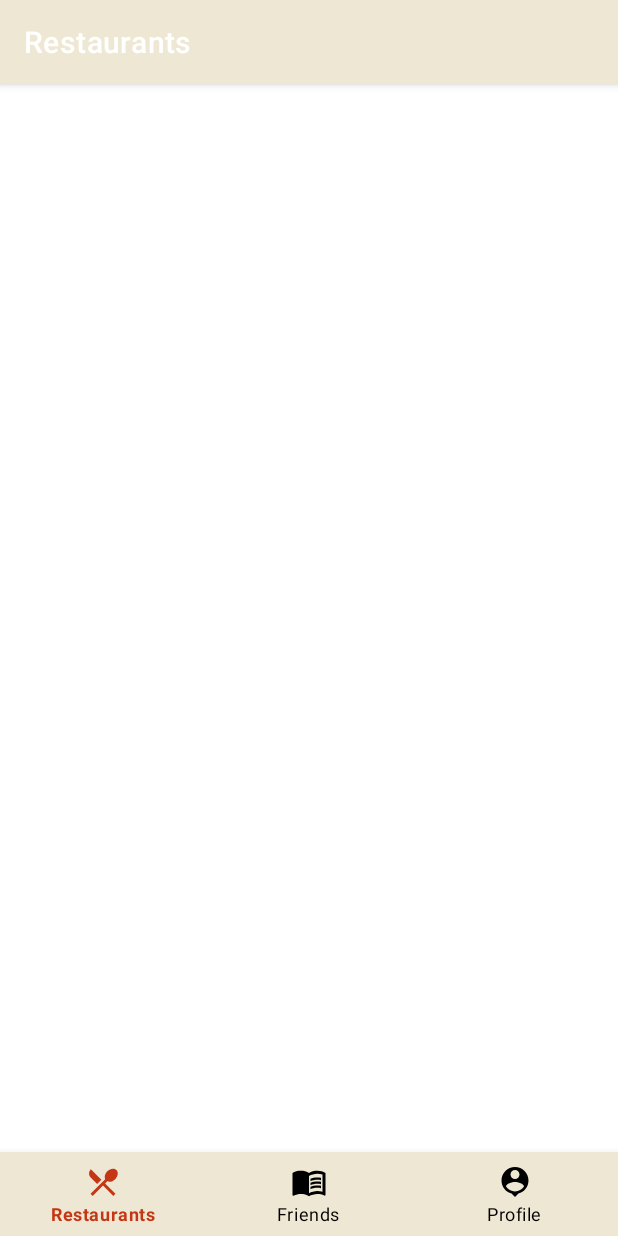
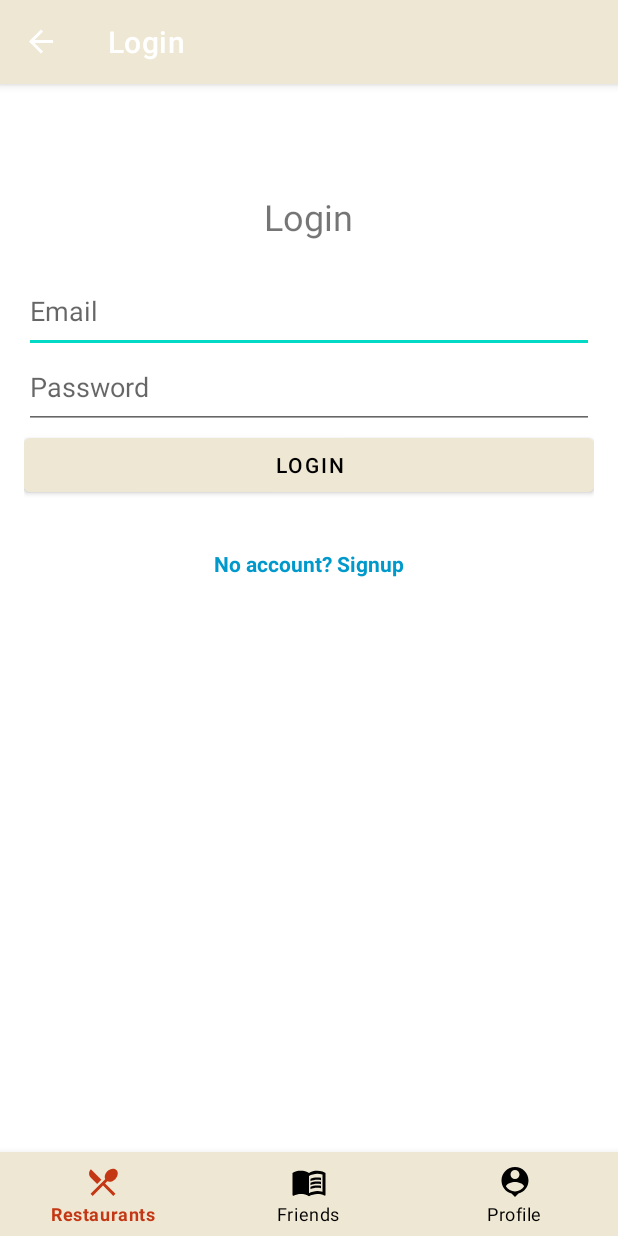
Before and after one commit to sarenayang/FoodLens, an Android app: the screen it shows after launch (MainActivity), on a phone screen of 412 x 824 dp. Run offline under Robolectric (Android 15) with nearby library versions, the phone set to English and light mode, and no system bars; our stand-ins replace navigation-ui.

Commit message:
added login and signup pages

```diff
--- a/app/src/main/java/hk/hku/cs/foodlens/MainActivity.kt
+++ b/app/src/main/java/hk/hku/cs/foodlens/MainActivity.kt
@@ -26,7 +26,7 @@ class MainActivity : AppCompatActivity() {
         // menu should be considered as top level destinations.
         val appBarConfiguration = AppBarConfiguration(
             setOf(
-                R.id.navigation_restaurants, R.id.navigation_friends, R.id.navigation_profile
+                R.id.navigation_restaurants, R.id.signon, R.id.navigation_profile
             )
         )
         setupActionBarWithNavController(navController, appBarConfiguration)
--- /dev/null
+++ b/app/src/main/java/hk/hku/cs/foodlens/ui/login/LoginFragment.kt
@@ -0,0 +1,40 @@
+package hk.hku.cs.foodlens.ui.login
+
+import android.os.Bundle
+import android.view.LayoutInflater
+import android.view.View
+import android.view.ViewGroup
+import androidx.fragment.app.Fragment
+import androidx.lifecycle.ViewModelProvider
+import androidx.navigation.fragment.findNavController
+import hk.hku.cs.foodlens.R
+import hk.hku.cs.foodlens.databinding.FragmentLoginBinding
+
+class LoginFragment : Fragment() {
+
+    private var _binding: FragmentLoginBinding? = null
+    private val binding get() = _binding!!
+    private lateinit var viewModel: LoginViewModel
+
+    override fun onCreateView(
+        inflater: LayoutInflater,
+        container: ViewGroup?,
+        savedInstanceState: Bundle?
+    ): View {
+        _binding = FragmentLoginBinding.inflate(inflater, container, false)
+        viewModel = ViewModelProvider(this).get(LoginViewModel::class.java)
+        val root: View = binding.root
+
+        // Set up "No account? Signup" navigation
+        binding.noAccountText.setOnClickListener {
+            findNavController().navigate(R.id.action_loginFragment_to_signupFragment)
+        }
+
+        return root
+    }
+
+    override fun onDestroyView() {
+        super.onDestroyView()
+        _binding = null
+    }
+}
--- /dev/null
+++ b/app/src/main/java/hk/hku/cs/foodlens/ui/login/LoginViewModel.kt
@@ -0,0 +1,8 @@
+package hk.hku.cs.foodlens.ui.login
+
+import androidx.lifecycle.ViewModel
+
+class LoginViewModel : ViewModel() {
+    // Placeholder logic or variables
+    // Example: val loginStatus = MutableLiveData<String>()
+}
--- /dev/null
+++ b/app/src/main/res/layout/fragment_login.xml
@@ -0,0 +1,53 @@
+<?xml version="1.0" encoding="utf-8"?>
+<LinearLayout
+    xmlns:android="http://schemas.android.com/apk/res/android"
+    android:layout_width="match_parent"
+    android:layout_height="match_parent"
+    android:orientation="vertical"
+    android:padding="16dp">
+
+    <TextView
+        android:id="@+id/login_title"
+        android:layout_width="wrap_content"
+        android:layout_height="wrap_content"
+        android:text="Login"
+        android:textSize="24sp"
+        android:layout_gravity="center"
+        android:paddingBottom="24dp" />
+
+    <EditText
+        android:id="@+id/email_input"
+        android:layout_width="match_parent"
+        android:layout_height="wrap_content"
+        android:hint="Email"
+        android:inputType="textEmailAddress"
+        android:paddingBottom="16dp" />
+
+    <EditText
+        android:id="@+id/password_input"
+        android:layout_width="match_parent"
+        android:layout_height="wrap_content"
+        android:hint="Password"
+        android:inputType="textPassword"
+        android:paddingBottom="16dp" />
+
+    <Button
+        android:id="@+id/login_button"
+        android:layout_width="match_parent"
+        android:layout_height="wrap_content"
+        android:text="Login"
+        android:layout_marginBottom="16dp" />
+
+    <!-- Signup link -->
+    <TextView
+        android:id="@+id/no_account_text"
+        android:layout_width="wrap_content"
+        android:layout_height="wrap_content"
+        android:layout_gravity="center"
+        android:text="No account? Signup"
+        android:textColor="@android:color/holo_blue_dark"
+        android:textStyle="bold"
+        android:clickable="true"
+        android:focusable="true"
+        android:paddingTop="16dp" />
+</LinearLayout>
--- a/app/src/main/res/menu/bottom_nav_menu.xml
+++ b/app/src/main/res/menu/bottom_nav_menu.xml
@@ -7,7 +7,7 @@
         android:title="@string/title_restaurants" />
 
     <item
-        android:id="@+id/navigation_friends"
+        android:id="@+id/signon"
         android:icon="@drawable/baseline_menu_book_24"
         android:title="@string/title_friends" />
 
--- a/app/src/main/res/navigation/mobile_navigation.xml
+++ b/app/src/main/res/navigation/mobile_navigation.xml
@@ -3,7 +3,7 @@
     xmlns:app="http://schemas.android.com/apk/res-auto"
     xmlns:tools="http://schemas.android.com/tools"
     android:id="@+id/mobile_navigation"
-    app:startDestination="@+id/navigation_restaurants">
+    app:startDestination="@id/loginFragment">
 
     <fragment
         android:id="@+id/navigation_restaurants"
@@ -16,6 +16,11 @@
     </fragment>
 
     <fragment
+        android:id="@+id/navigation_restaurants2"
+        android:name="hk.hku.cs.foodlens.ui.restaurants.RestaurantsFragment"
+        android:label="Restaurants"
+        tools:layout="@layout/fragment_restaurants"/>
+    <fragment
         android:id="@+id/restaurant_menu"
         android:name="hk.hku.cs.foodlens.ui.menu.MenuFragment"
         android:label="Restaurant Menu"
@@ -27,14 +32,24 @@
     </fragment>
 
     <fragment
-        android:id="@+id/navigation_friends"
-        android:name="hk.hku.cs.foodlens.ui.friends.FriendsFragment"
-        android:label="@string/title_friends"
-        tools:layout="@layout/fragment_friends" />
-
-    <fragment
         android:id="@+id/navigation_profile"
         android:name="hk.hku.cs.foodlens.ui.profile.ProfileFragment"
         android:label="@string/title_profile"
         tools:layout="@layout/fragment_profile" />
+    <fragment
+        android:id="@+id/loginFragment"
+        android:name="hk.hku.cs.foodlens.ui.login.LoginFragment"
+        android:label="Login"
+        tools:layout="@layout/fragment_login">
+        <action
+            android:id="@+id/action_loginFragment_to_signupFragment"
+            app:destination="@id/signupFragment" />
+    </fragment>
+
+    <fragment
+        android:id="@+id/signupFragment"
+        android:name="hk.hku.cs.foodlens.ui.signup.SignupFragment"
+        android:label="Signup"
+        tools:layout="@layout/fragment_signup" />
+
 </navigation>
```
Also changed, not shown: app/src/main/java/hk/hku/cs/foodlens/ui/signup/SignupFragment.kt (added, +34 -0 lines), app/src/main/java/hk/hku/cs/foodlens/ui/signup/SignupViewModel.kt (added, +26 -0 lines), app/src/main/res/layout/fragment_signup.xml (added, +52 -0 lines).
